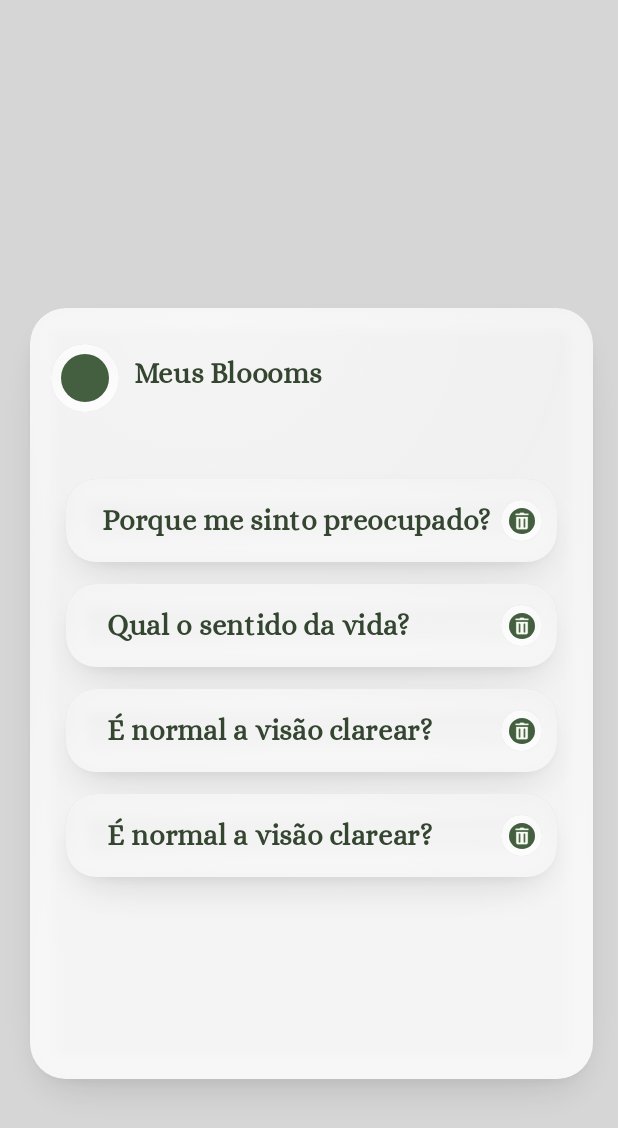
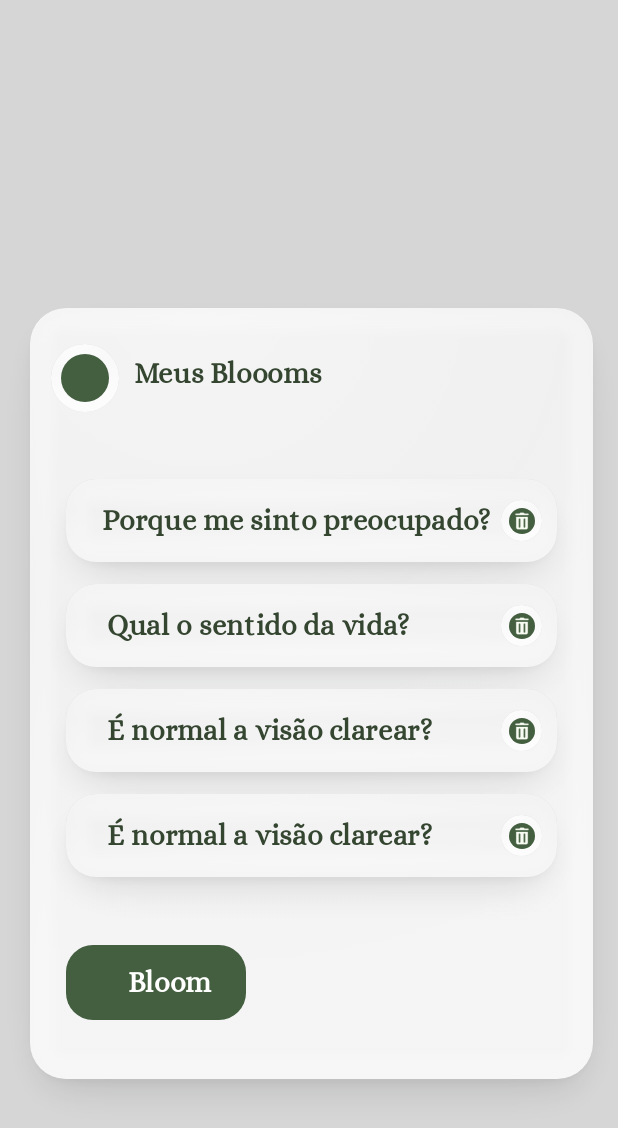
Before and after one commit to japahashi/Telas-Mobile-kotlin, an Android app built with Jetpack Compose: the screen it shows after launch (MainActivity), on a phone screen of 412 x 824 dp. Shown: the top 1128 px of the screen. Run offline under Robolectric (Android 15) with nearby library versions, the phone set to English and light mode, and no system bars.

Commit message:
Finalizando a tela

```diff
--- a/app/src/main/java/com/example/helloworld/view/ScreenHome.kt
+++ b/app/src/main/java/com/example/helloworld/view/ScreenHome.kt
@@ -4,11 +4,15 @@ package com.example.helloworld.view
 import android.annotation.SuppressLint
 import android.graphics.BitmapFactory
 import androidx.compose.foundation.Canvas
+import androidx.compose.foundation.Image
+import androidx.compose.foundation.background
 import androidx.compose.foundation.layout.*
+import androidx.compose.foundation.shape.RoundedCornerShape
 import androidx.compose.material3.Text
 import androidx.compose.runtime.*
 import androidx.compose.ui.Alignment
 import androidx.compose.ui.Modifier
+import androidx.compose.ui.draw.clip
 import androidx.compose.ui.graphics.Color
 import androidx.compose.ui.platform.LocalContext
 import androidx.compose.ui.platform.LocalDensity
@@ -21,6 +25,7 @@ import androidx.compose.ui.zIndex
 import com.example.helloworld.*
 import com.example.helloworld.R
 import com.example.helloworld.AliceFontFamily
+import java.nio.file.WatchEvent
 import kotlin.math.roundToInt
 
 @SuppressLint("UnusedBoxWithConstraintsScope")
@@ -276,7 +281,7 @@ fun SecondScreen(modifier: Modifier = Modifier) {
                     centerFill = 0.3f,
                     edgeFill = 0.15f,
                     glassOpacity = 0.8f,
-                    isInteractive = false,
+                    isInteractive = true,
                     modifier = Modifier
                         .align(Alignment.TopStart)
                         .offset(x = 0.dp, y = 300.dp)
@@ -315,6 +320,27 @@ fun SecondScreen(modifier: Modifier = Modifier) {
                         )
                     }
                 }
+                // BOTÃO VERDE NO FINAL DO CARD
+                Box(
+                    modifier = Modifier
+                        .align(Alignment.BottomStart)
+                        .padding(bottom = 15.dp)
+                        .width(120.dp)
+                        .height(50.dp)
+                        .clip(RoundedCornerShape(18.dp))
+                        .background(Color(0xFF435F3F)),
+                    contentAlignment = Alignment.Center
+                ) {
+                    Text(
+                        text = "Bloom",
+                        fontFamily = AliceFontFamily,
+                        fontWeight = FontWeight.ExtraBold,
+                        fontSize = 19.sp,
+                        color = Color.White,
+                        modifier = Modifier
+                            .offset(x = 9.dp)
+                    )
+                }
             }
         }
     }
```
